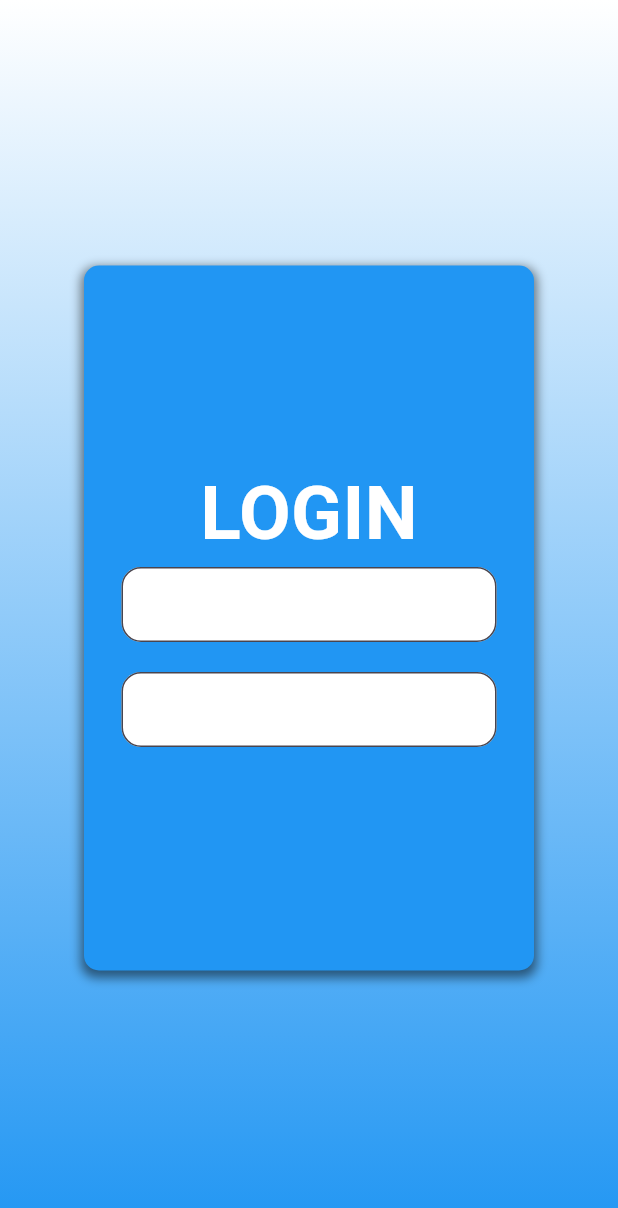
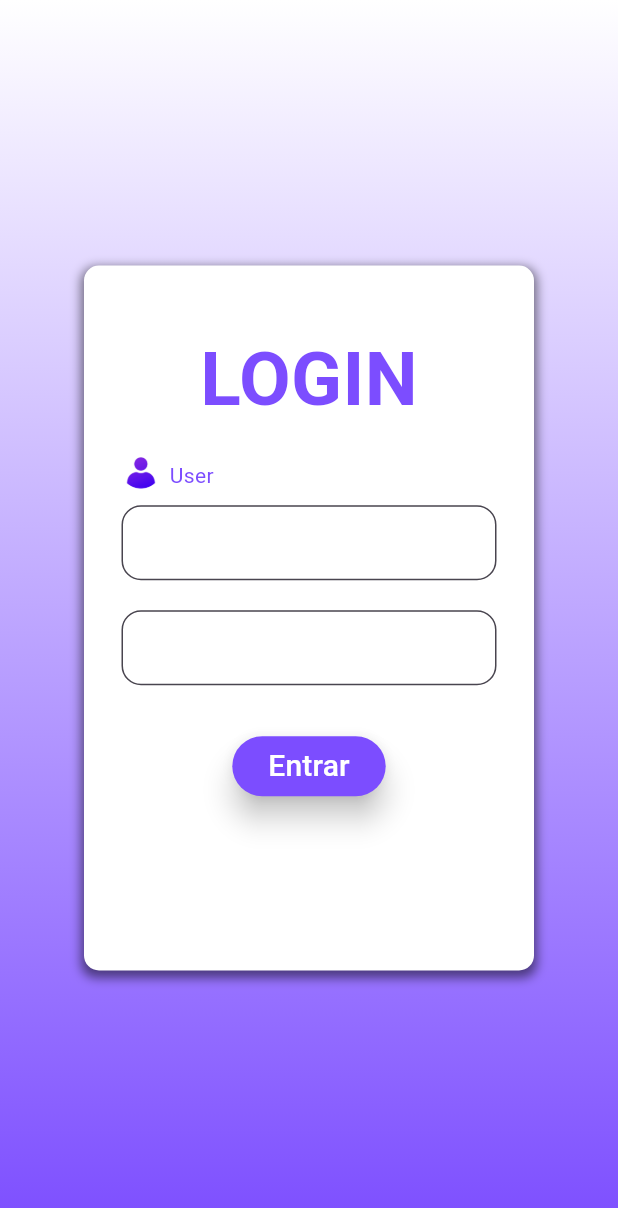
Before and after one commit to DanielBrisch/CadastroDeFilmes, a Flutter app: the screen it shows after launch, on a phone screen of 412 x 824 dp. Shown: the top 1208 px of the screen. Run offline on Flutter 3.47's test engine with Material 3 defaults, Android fonts, the phone set to English and light mode, and no system bars.

Commit message:
mudando a tela de login e melhorando um pouco o codigo

```diff
--- a/lib/loginPage.dart
+++ b/lib/loginPage.dart
@@ -17,7 +17,7 @@ class _loginPageState extends State<loginPage> {
             end: Alignment.bottomCenter,
             colors: [
               Colors.white,
-              Colors.blue,
+              Colors.deepPurpleAccent,
             ],
           ),
         ),
@@ -26,7 +26,7 @@ class _loginPageState extends State<loginPage> {
             width: 300.0,
             height: 470.0,
             decoration: BoxDecoration(
-              color: Colors.blue,
+              color: Colors.white,
               borderRadius: BorderRadius.circular(10),
               boxShadow: [
                 BoxShadow(
@@ -38,21 +38,40 @@ class _loginPageState extends State<loginPage> {
               ],
             ),
             child: Column(
-                mainAxisAlignment: MainAxisAlignment.center,
-                crossAxisAlignment: CrossAxisAlignment.center,
               children: [
                 const Padding(
-                    padding: EdgeInsets.only(top: 0),
+                  padding: EdgeInsets.only(top: 40),
                   child: Text(
                     "LOGIN",
                     style: TextStyle(
                         fontSize: 50,
-                          color: Colors.white,
+                        color: Colors.deepPurpleAccent,
                         fontWeight: FontWeight.bold),
                   ),
                 ),
+                const Spacer(),
+                Row(
+                  children: [
                     Padding(
-                    padding: EdgeInsets.symmetric(horizontal: 25),
+                      padding: EdgeInsets.fromLTRB(23, 0, 4, 5),
+                      child: Image.asset(
+                        "img/userIcon.jpg",
+                        width: 30.0,
+                        height: 30.0,
+                        fit: BoxFit.cover,
+                      ),
+                    ),
+                    const Padding(
+                      padding: EdgeInsets.only(bottom: 5, right: 160),
+                      child: Text(
+                        "User",
+                        style: TextStyle(color: Colors.deepPurpleAccent),
+                      ),
+                    ),
+                  ],
+                ),
+                Padding(
+                  padding: const EdgeInsets.symmetric(horizontal: 25),
                   child: SizedBox(
                     width: 250,
                     height: 50,
@@ -68,7 +87,8 @@ class _loginPageState extends State<loginPage> {
                   ),
                 ),
                 Padding(
-                    padding: EdgeInsets.symmetric(horizontal: 25, vertical: 20),
+                  padding:
+                      const EdgeInsets.symmetric(horizontal: 25, vertical: 20),
                   child: SizedBox(
                     width: 400,
                     height: 50,
@@ -81,7 +101,29 @@ class _loginPageState extends State<loginPage> {
                     ),
                   ),
                 ),
-                ]),
+                Padding(
+                  padding: const EdgeInsets.only(top: 10, bottom: 10),
+                  child: ElevatedButton(
+                    style: ButtonStyle(
+                      shadowColor:
+                          MaterialStateProperty.all<Color>(Colors.black),
+                      backgroundColor: MaterialStateProperty.all<Color>(
+                          Colors.deepPurpleAccent),
+                      elevation: MaterialStateProperty.all<double>(8.0),
+                    ),
+                    onPressed: () {},
+                    child: const Text(
+                      "Entrar",
+                      style: TextStyle(
+                        color: Colors.white,
+                        fontSize: 20,
+                      ),
+                    ),
+                  ),
+                ),
+                const Spacer(flex: 8),
+              ],
+            ),
           ),
         ),
       ),
--- a/pubspec.yaml
+++ b/pubspec.yaml
@@ -58,10 +58,8 @@ flutter:
   # the material Icons class.
   uses-material-design: true
 
-  # To add assets to your application, add an assets section, like this:
-  # assets:
-  #   - images/a_dot_burr.jpeg
-  #   - images/a_dot_ham.jpeg
+  assets:
+    - img/userIcon.jpg
 
   # An image asset can refer to one or more resolution-specific "variants", see
   # https://flutter.dev/assets-and-images/#resolution-aware
```
Also changed, not shown: img/userIcon.jpg (added). Lines whose indentation alone changed are shown as unchanged.
